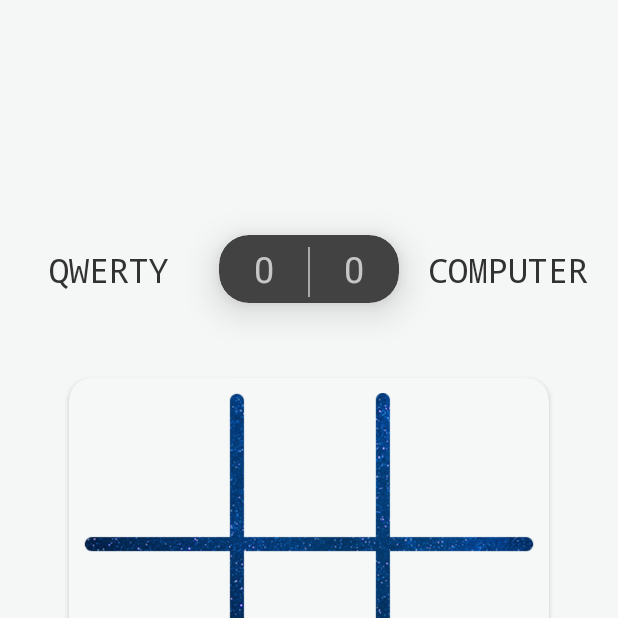
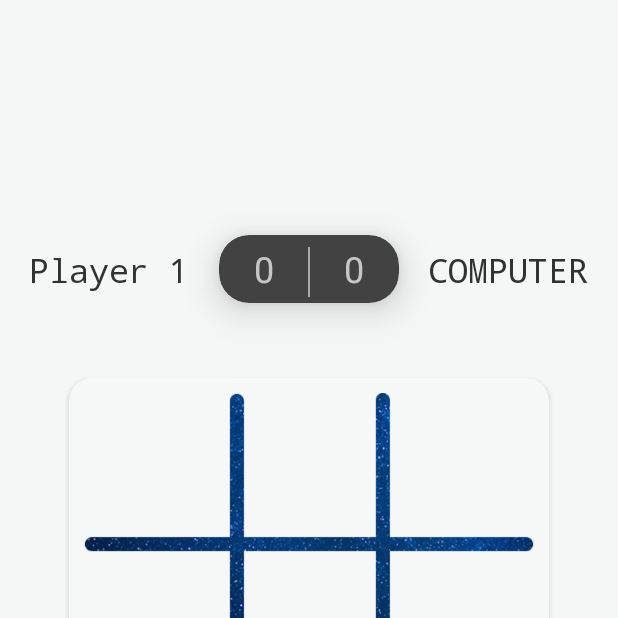
Before and after one commit to surimLee/SPGPtermProj, an Android app: the SceneActivity screen opened directly, with no data from a screen before it, on a phone screen of 412 x 824 dp, the top half of it. Run offline under Robolectric (Android 15) with nearby library versions, the phone set to English and light mode, and no system bars; 2 statements that could not run were skipped.

Commit message:
Add get player's name on SceneActivity

```diff
--- a/app/src/main/java/kr/ac/kpu/ce2016152030/spgptermproj/SceneActivity.java
+++ b/app/src/main/java/kr/ac/kpu/ce2016152030/spgptermproj/SceneActivity.java
@@ -1,18 +1,113 @@
 package kr.ac.kpu.ce2016152030.spgptermproj;
 
 import android.content.Intent;
+import android.content.SharedPreferences;
+import android.media.MediaPlayer;
+import android.os.Build;
 import android.os.Bundle;
+import android.preference.PreferenceManager;
 import android.view.View;
+import android.view.Window;
+import android.view.WindowManager;
+import android.widget.ImageButton;
+import android.widget.TextView;
+import android.widget.Toast;
 
 import androidx.annotation.Nullable;
 import androidx.appcompat.app.AppCompatActivity;
 
+import java.util.Random;
+import java.util.Timer;
+import java.util.TimerTask;
+
 public class SceneActivity extends AppCompatActivity {
+
+    boolean easy = true;
+    boolean medium;
+    boolean hard;
+    boolean impossible;
+
+    boolean wins;
+    boolean returns;
+
+    boolean player1ax;
+    Random r = new Random();
+
+    int flag = 0, ax = 10, zero = 1, sensorflag = 0, win = 0, i, game = 1, prevrow, prevcol;
+    int summ = 0, ctrflag = 0, night = 0, resetchecker = 1, currentgamedonechecker = 0;
+    int score1 = 0, score2 = 0, drawchecker = 0;
+    static int[][] tracker = new int[3][3];
+    int[] sum = new int[8];
+    static int[][] buttonpressed = new int[3][3];
+    boolean selectedsingleplayer;
+    private int savedValue;
+
+    CharSequence player1 = "Player 1";
+    CharSequence player2 = "Player 2";
+
+    private boolean Vibration;
+    private static final String PREFS_NAME = "vibration";
+    private static final String PREF_VIBRATION = "TicVib";
 
     @Override
     protected void onCreate(@Nullable Bundle savedInstanceState) {
         super.onCreate(savedInstanceState);
         setContentView(R.layout.activity_scene);
+
+        final MediaPlayer clickSound = MediaPlayer.create(this, R.raw.waterclick);
+
+        new Timer().scheduleAtFixedRate(new TimerTask() {
+            @Override
+            public void run() {
+
+                SharedPreferences preferences = getSharedPreferences(PREFS_NAME, MODE_PRIVATE);
+                Vibration = preferences.getBoolean(PREF_VIBRATION, true);
+
+
+                SharedPreferences sharedPreferences = PreferenceManager.getDefaultSharedPreferences(getApplicationContext());
+                savedValue = sharedPreferences.getInt("key", 0);
+
+            }
+        }, 0, 2);//put here time 1000 milliseconds = 1 second
+
+        if (Build.VERSION.SDK_INT >= Build.VERSION_CODES.KITKAT) {
+            Window w = getWindow(); // in Activity's onCreate() for instance
+            w.setFlags(WindowManager.LayoutParams.FLAG_LAYOUT_NO_LIMITS, WindowManager.LayoutParams.FLAG_LAYOUT_NO_LIMITS);
+        }
+
+        final ImageButton imageButton = findViewById(R.id.imageButton2);
+        imageButton.setOnClickListener(new View.OnClickListener() {
+            @Override
+            public void onClick(final View v) {
+                clickSound.start();
+                Intent intent3 = new Intent(SceneActivity.this, SettingActivity.class);
+                startActivity(intent3);
+
+            }
+        });
+
+        CharSequence[] players = getIntent().getCharSequenceArrayExtra("playersnames");
+
+        player1 = players[0];
+        player2 = players[1];
+
+        player1ax = getIntent().getBooleanExtra("player1ax", true);
+        selectedsingleplayer = getIntent().getBooleanExtra("selectedsingleplayer", true);
+        if (player1ax) {
+            ax = 1;
+            zero = 10;
+        }
+        TextView textName = findViewById(R.id.player1name);
+        TextView textName2 = findViewById(R.id.player2name);
+
+
+        textName.setText(player1);
+
+        if (!selectedsingleplayer){
+            textName2.setText(player2);
+            Toast.makeText(this, "" + player1 + "\'s turn", Toast.LENGTH_SHORT).show();}
+
+
     }
 
     public void c1x1(View view) {
--- a/app/src/main/java/kr/ac/kpu/ce2016152030/spgptermproj/SelectActivity.java
+++ b/app/src/main/java/kr/ac/kpu/ce2016152030/spgptermproj/SelectActivity.java
@@ -3,6 +3,7 @@ package kr.ac.kpu.ce2016152030.spgptermproj;
 import android.content.Intent;
 import android.content.res.ColorStateList;
 import android.graphics.Color;
+import android.media.MediaPlayer;
 import android.os.Build;
 import android.os.Bundle;
 import android.view.View;
@@ -28,6 +29,7 @@ public class SelectActivity extends AppCompatActivity {
     protected void onCreate(@Nullable Bundle savedInstanceState) {
         super.onCreate(savedInstanceState);
         setContentView(R.layout.activity_select);
+        final MediaPlayer clickSound = MediaPlayer.create(this, R.raw.waterclick);
 
         CharSequence[] players = getIntent().getCharSequenceArrayExtra("playersnames");
         player1 = players[0];
@@ -90,7 +92,6 @@ public class SelectActivity extends AppCompatActivity {
                 imageView.setImageResource(R.drawable.x);
                 imageView.setColorFilter(getApplicationContext().getResources().getColor(R.color.tint2));
 
-
             }
         });
 
@@ -105,6 +106,7 @@ public class SelectActivity extends AppCompatActivity {
                 imageView.setImageResource(R.drawable.x);
                 imageView2.setColorFilter(getApplicationContext().getResources().getColor(R.color.tint2));
 
+
             }
         });
 
@@ -118,6 +120,7 @@ public class SelectActivity extends AppCompatActivity {
                 imageView2.setColorFilter(getApplicationContext().getResources().getColor(R.color.transparent));
                 imageView.setColorFilter(getApplicationContext().getResources().getColor(R.color.tint2));
 
+                clickSound.start();
 
             }
         });
@@ -131,6 +134,8 @@ public class SelectActivity extends AppCompatActivity {
                 imageView.setImageResource(R.drawable.x);
                 imageView.setColorFilter(getApplicationContext().getResources().getColor(R.color.transparent));
                 imageView2.setColorFilter(getApplicationContext().getResources().getColor(R.color.tint2));
+
+                clickSound.start();
 
             }
         });
@@ -157,6 +162,8 @@ public class SelectActivity extends AppCompatActivity {
                             i.putExtra("player1ax", player1ax);
                             i.putExtra("selectedsingleplayer", selectedsingleplayer);
                             startActivity(i);
+
+                            clickSound.start();
                         }
                     });
                 }
--- a/app/src/main/java/kr/ac/kpu/ce2016152030/spgptermproj/TwoPlayerActivity.java
+++ b/app/src/main/java/kr/ac/kpu/ce2016152030/spgptermproj/TwoPlayerActivity.java
@@ -1,6 +1,7 @@
 package kr.ac.kpu.ce2016152030.spgptermproj;
 
 import android.content.Intent;
+import android.media.MediaPlayer;
 import android.os.Bundle;
 import android.text.Editable;
 import android.text.TextWatcher;
@@ -25,6 +26,7 @@ public class TwoPlayerActivity extends AppCompatActivity {
     protected void onCreate(@Nullable Bundle savedInstanceState) {
         super.onCreate(savedInstanceState);
         setContentView(R.layout.activity_two_player);
+        final MediaPlayer clickSound = MediaPlayer.create(this, R.raw.waterclick);
 
         plyr1 = (EditText)findViewById(R.id.player1);
         plyr1.addTextChangedListener(new TextWatcher() {
@@ -72,6 +74,7 @@ public class TwoPlayerActivity extends AppCompatActivity {
                 i.putExtra("playersnames", players);
 
                 startActivity(i);
+                clickSound.start();
             }
         });
 
```
